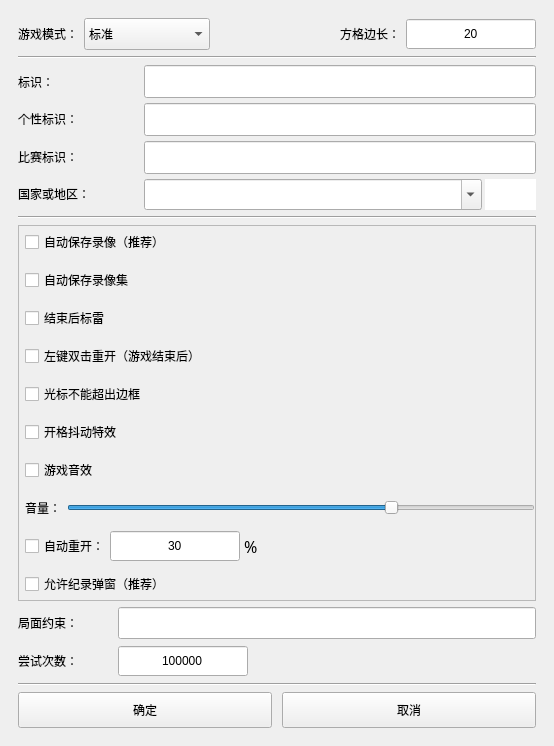
Old version of the form uiFiles/ui_gs.ui in the repository eee555/Metasweeper.
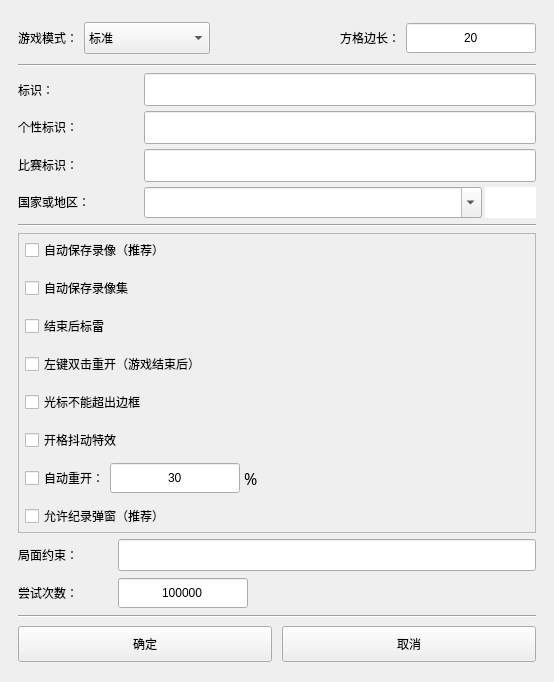
New version of the form. Custom widgets are drawn as their Qt base class.

Diff of the .ui file:
```diff
--- a/uiFiles/ui_gs.ui
+++ b/uiFiles/ui_gs.ui
@@ -828,75 +828,6 @@
            </property>
           </widget>
          </item>
-         <item>
-          <widget class="QCheckBox" name="checkBox_sound_enabled">
-           <property name="minimumSize">
-            <size>
-             <width>0</width>
-             <height>32</height>
-            </size>
-           </property>
-           <property name="toolTip">
-            <string>开格、双击、插旗、开局、胜负等游戏性音效</string>
-           </property>
-           <property name="text">
-            <string>游戏音效</string>
-           </property>
-          </widget>
-         </item>
-         <item>
-          <widget class="QWidget" name="widget_sound_volume" native="true">
-           <property name="minimumSize">
-            <size>
-             <width>0</width>
-             <height>32</height>
-            </size>
-           </property>
-           <layout class="QHBoxLayout" name="horizontalLayout_sound_volume">
-            <property name="spacing">
-             <number>6</number>
-            </property>
-            <property name="leftMargin">
-             <number>0</number>
-            </property>
-            <property name="topMargin">
-             <number>0</number>
-            </property>
-            <property name="rightMargin">
-             <number>0</number>
-            </property>
-            <property name="bottomMargin">
-             <number>0</number>
-            </property>
-            <item>
-             <widget class="QLabel" name="label_sound_volume">
-              <property name="text">
-               <string>音量：</string>
-              </property>
-             </widget>
-            </item>
-            <item>
-             <widget class="QSlider" name="horizontalSlider_sound_volume">
-              <property name="focusPolicy">
-               <enum>Qt::ClickFocus</enum>
-              </property>
-              <property name="minimum">
-               <number>0</number>
-              </property>
-              <property name="maximum">
-               <number>100</number>
-              </property>
-              <property name="value">
-               <number>70</number>
-              </property>
-              <property name="orientation">
-               <enum>Qt::Horizontal</enum>
-              </property>
-             </widget>
-            </item>
-           </layout>
-          </widget>
-         </item>
          <item>
           <widget class="QWidget" name="widget_4" native="true">
            <property name="minimumSize">
```
